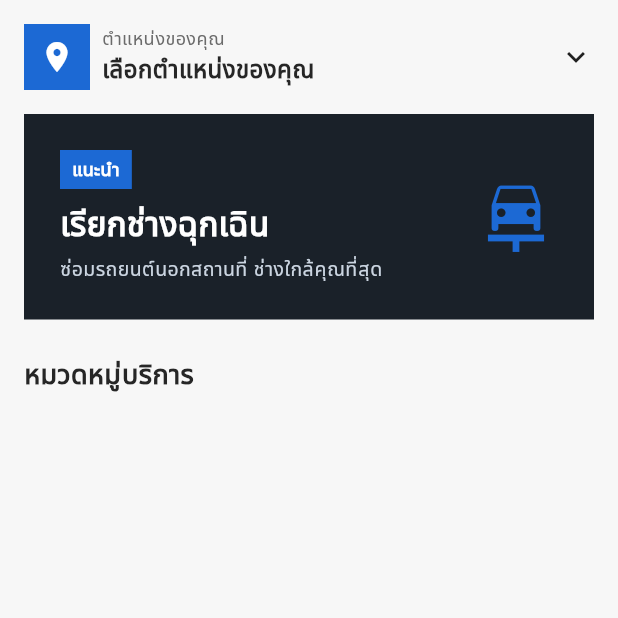
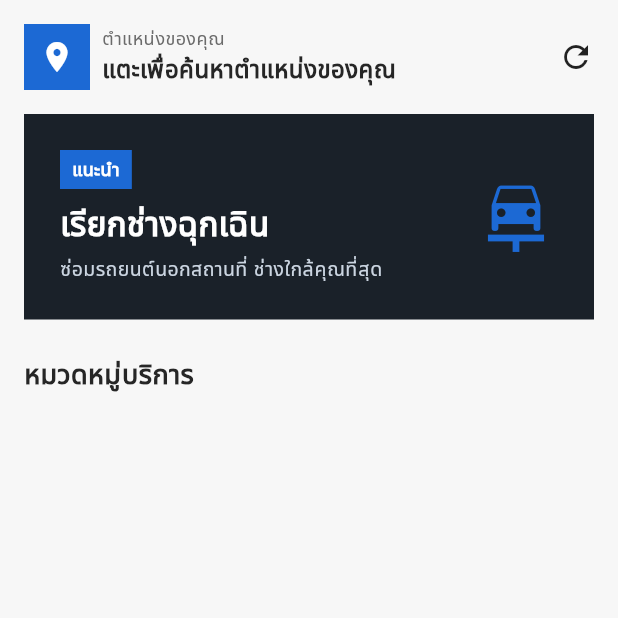
Before and after one commit to nobphawat3195-lgtm/mergency-app, a Flutter app: the HomeScreen screen opened directly, on a phone screen of 412 x 824 dp, the top half of it. Run offline on Flutter 3.47's test engine with Material 3 defaults, Android fonts, the phone set to English and light mode, and no system bars; our stand-ins replace geocoding, geolocator; statements that could not run were skipped.

Commit message:
Add real GPS location for order pickup, provider pinning, and live tracking
- LocationService (fixgo_core): request permission, get current position + reverse geocode, position stream
- Customer app: home screen fetches real location on load, booking flow uses it for order pickupLat/Lng instead of hardcoded Bangkok coordinates
- Provider app: register screen pins real GPS instead of fake default; going online starts a foreground position stream that pushes location updates to the backend so dispatch radius matching uses live position
- Added location permission strings/entries to both apps' Info.plist and AndroidManifest.xml

```diff
--- a/apps/customer/lib/screens/home_screen.dart
+++ b/apps/customer/lib/screens/home_screen.dart
@@ -14,6 +14,16 @@ class HomeScreen extends StatefulWidget {
 class _HomeScreenState extends State<HomeScreen> {
   Future<List<ServiceCategory>>? _categoriesFuture;
 
+  LocationResult? _location;
+  bool _locationLoading = false;
+  String? _locationError;
+
+  @override
+  void initState() {
+    super.initState();
+    _fetchLocation();
+  }
+
   @override
   void didChangeDependencies() {
     super.didChangeDependencies();
@@ -21,10 +31,30 @@ class _HomeScreenState extends State<HomeScreen> {
     _categoriesFuture ??= AppStateScope.of(context).api.listCategories();
   }
 
+  Future<void> _fetchLocation() async {
+    setState(() {
+      _locationLoading = true;
+      _locationError = null;
+    });
+    try {
+      final result = await LocationService.getCurrentLocation();
+      if (!mounted) return;
+      setState(() => _location = result);
+    } on LocationException catch (error) {
+      if (!mounted) return;
+      setState(() => _locationError = error.message);
+    } finally {
+      if (mounted) setState(() => _locationLoading = false);
+    }
+  }
+
   void _startBooking({ServiceCategory? category}) {
     Navigator.of(context).push(
       MaterialPageRoute<void>(
-        builder: (_) => BookingFlow(initialCategory: category),
+        builder: (_) => BookingFlow(
+          initialCategory: category,
+          pickupLocation: _location,
+        ),
       ),
     );
   }
@@ -45,7 +75,12 @@ class _HomeScreenState extends State<HomeScreen> {
           child: ListView(
             padding: const EdgeInsets.only(bottom: FixGoSpacing.xl),
             children: [
-              const _LocationHeader(),
+              _LocationHeader(
+                location: _location,
+                loading: _locationLoading,
+                error: _locationError,
+                onTap: _fetchLocation,
+              ),
               Padding(
                 padding: const EdgeInsets.symmetric(
                   horizontal: FixGoSpacing.md,
@@ -114,11 +149,31 @@ class _HomeScreenState extends State<HomeScreen> {
 }
 
 class _LocationHeader extends StatelessWidget {
-  const _LocationHeader();
+  const _LocationHeader({
+    required this.location,
+    required this.loading,
+    required this.error,
+    required this.onTap,
+  });
+
+  final LocationResult? location;
+  final bool loading;
+  final String? error;
+  final VoidCallback onTap;
+
+  String get _subtitle {
+    if (loading) return 'กำลังค้นหาตำแหน่ง...';
+    if (error != null) return error!;
+    if (location == null) return 'แตะเพื่อค้นหาตำแหน่งของคุณ';
+    return location!.address ??
+        '${location!.latitude.toStringAsFixed(5)}, ${location!.longitude.toStringAsFixed(5)}';
+  }
 
   @override
   Widget build(BuildContext context) {
-    return Padding(
+    return InkWell(
+      onTap: onTap,
+      child: Padding(
         padding: const EdgeInsets.all(FixGoSpacing.md),
         child: Row(
           children: [
@@ -126,15 +181,25 @@ class _LocationHeader extends StatelessWidget {
               height: 44,
               width: 44,
               // BMW ใช้มุมเหลี่ยมคมทุกจุด ไม่มีวงกลม
-            color: FixGoColors.accent,
-            child: const Icon(Icons.location_on, color: Colors.white),
+              color: error != null
+                  ? FixGoColors.error
+                  : FixGoColors.accent,
+              child: loading
+                  ? const Padding(
+                      padding: EdgeInsets.all(12),
+                      child: CircularProgressIndicator(
+                        strokeWidth: 2,
+                        color: Colors.white,
+                      ),
+                    )
+                  : const Icon(Icons.location_on, color: Colors.white),
             ),
             const SizedBox(width: FixGoSpacing.sm),
-          const Expanded(
+            Expanded(
               child: Column(
                 crossAxisAlignment: CrossAxisAlignment.start,
                 children: [
-                Text(
+                  const Text(
                     'ตำแหน่งของคุณ',
                     style: TextStyle(
                       fontSize: 12,
@@ -142,14 +207,20 @@ class _LocationHeader extends StatelessWidget {
                     ),
                   ),
                   Text(
-                  'เลือกตำแหน่งของคุณ',
-                  style: TextStyle(fontSize: 16, fontWeight: FontWeight.w700),
+                    _subtitle,
+                    maxLines: 1,
+                    overflow: TextOverflow.ellipsis,
+                    style: const TextStyle(
+                      fontSize: 16,
+                      fontWeight: FontWeight.w700,
+                    ),
                   ),
                 ],
               ),
             ),
-          const Icon(Icons.keyboard_arrow_down),
+            const Icon(Icons.refresh),
           ],
+        ),
       ),
     );
   }
--- a/apps/provider/pubspec.yaml
+++ b/apps/provider/pubspec.yaml
@@ -12,6 +12,7 @@ dependencies:
   fixgo_core:
     path: ../../packages/fixgo_core
   cupertino_icons: ^1.0.8
+  geolocator: ^13.0.2
 
 dev_dependencies:
   flutter_test:
--- a/packages/fixgo_core/lib/fixgo_core.dart
+++ b/packages/fixgo_core/lib/fixgo_core.dart
@@ -2,6 +2,7 @@ library fixgo_core;
 
 export 'src/api_client.dart';
 export 'src/category_icons.dart';
+export 'src/location_service.dart';
 export 'src/models.dart';
 export 'src/money.dart';
 export 'src/theme.dart';
--- /dev/null
+++ b/packages/fixgo_core/lib/src/location_service.dart
@@ -0,0 +1,101 @@
+import 'package:geocoding/geocoding.dart';
+import 'package:geolocator/geolocator.dart';
+
+class LocationException implements Exception {
+  const LocationException(this.message);
+
+  final String message;
+
+  @override
+  String toString() => message;
+}
+
+class LocationResult {
+  const LocationResult({
+    required this.latitude,
+    required this.longitude,
+    this.address,
+  });
+
+  final double latitude;
+  final double longitude;
+
+  /// ที่อยู่แบบอ่านง่าย ได้จาก reverse geocoding — เป็น null ได้ถ้าแปลงไม่สำเร็จ
+  /// (เช่น ไม่มีเน็ต) ไม่ควรทำให้ทั้ง flow ล้มเหลวเพราะจุดนี้อย่างเดียว
+  final String? address;
+}
+
+/// ขอตำแหน่ง GPS ปัจจุบันของเครื่อง ใช้ร่วมกันทั้งแอปลูกค้าและแอปช่าง
+class LocationService {
+  /// ขอสิทธิ์ + อ่านพิกัดปัจจุบัน แล้วพยายามแปลงเป็นที่อยู่ (ไม่บังคับสำเร็จ)
+  ///
+  /// โยน [LocationException] ที่มีข้อความภาษาไทยพร้อมอธิบายให้ผู้ใช้เห็นตรงๆ
+  /// ถ้า service ปิดอยู่หรือผู้ใช้ปฏิเสธสิทธิ์
+  static Future<LocationResult> getCurrentLocation() async {
+    final serviceEnabled = await Geolocator.isLocationServiceEnabled();
+    if (!serviceEnabled) {
+      throw const LocationException(
+        'กรุณาเปิดบริการตำแหน่ง (Location Services) ในเครื่องก่อนใช้งาน',
+      );
+    }
+
+    var permission = await Geolocator.checkPermission();
+    if (permission == LocationPermission.denied) {
+      permission = await Geolocator.requestPermission();
+      if (permission == LocationPermission.denied) {
+        throw const LocationException('คุณไม่ได้อนุญาตให้เข้าถึงตำแหน่ง');
+      }
+    }
+
+    if (permission == LocationPermission.deniedForever) {
+      throw const LocationException(
+        'สิทธิ์เข้าถึงตำแหน่งถูกปฏิเสธถาวร กรุณาเปิดในตั้งค่าเครื่อง',
+      );
+    }
+
+    final position = await Geolocator.getCurrentPosition(
+      locationSettings: const LocationSettings(
+        accuracy: LocationAccuracy.high,
+      ),
+    );
+
+    String? address;
+    try {
+      final placemarks = await placemarkFromCoordinates(
+        position.latitude,
+        position.longitude,
+      );
+      if (placemarks.isNotEmpty) {
+        address = _formatPlacemark(placemarks.first);
+      }
+    } catch (_) {
+      // reverse geocoding ล้มเหลวได้ (เช่น ไม่มีเน็ต) ไม่ต้องทำให้ทั้งฟังก์ชันพัง
+      // แค่ไม่มีชื่อที่อยู่ให้แสดง ยังใช้พิกัดได้ปกติ
+    }
+
+    return LocationResult(
+      latitude: position.latitude,
+      longitude: position.longitude,
+      address: address,
+    );
+  }
+
+  static String _formatPlacemark(Placemark placemark) {
+    final parts = [
+      placemark.street,
+      placemark.subLocality,
+      placemark.locality,
+    ].where((part) => part != null && part.trim().isNotEmpty).toList();
+    return parts.isEmpty ? 'ตำแหน่งปัจจุบัน' : parts.join(' ');
+  }
+
+  /// สตรีมพิกัดต่อเนื่อง ใช้ตอนช่างออนไลน์เพื่ออัปเดตตำแหน่งเป็นระยะ
+  static Stream<Position> watchPosition() {
+    return Geolocator.getPositionStream(
+      locationSettings: const LocationSettings(
+        accuracy: LocationAccuracy.high,
+        distanceFilter: 50, // อัปเดตเมื่อขยับเกิน 50 เมตร กันยิง API ถี่เกินไป
+      ),
+    );
+  }
+}
--- a/packages/fixgo_core/pubspec.yaml
+++ b/packages/fixgo_core/pubspec.yaml
@@ -12,6 +12,8 @@ dependencies:
     sdk: flutter
   http: ^1.2.2
   intl: ^0.19.0
+  geolocator: ^13.0.2
+  geocoding: ^3.0.0
 
 dev_dependencies:
   flutter_test:
```
Also changed, not shown: apps/customer/lib/screens/booking/booking_flow.dart (+33 -4 lines), apps/provider/lib/screens/offers_screen.dart (+46 -0 lines), apps/provider/lib/screens/register_screen.dart (+50 -13 lines), 4 other files. Lines whose indentation alone changed are shown as unchanged.
